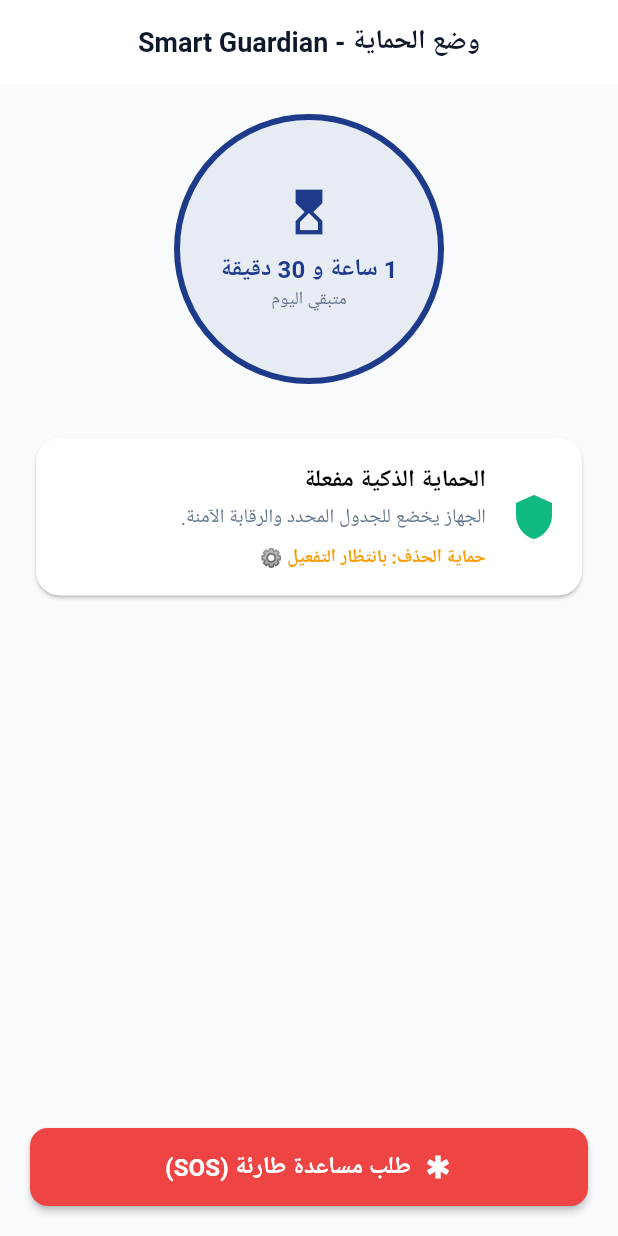
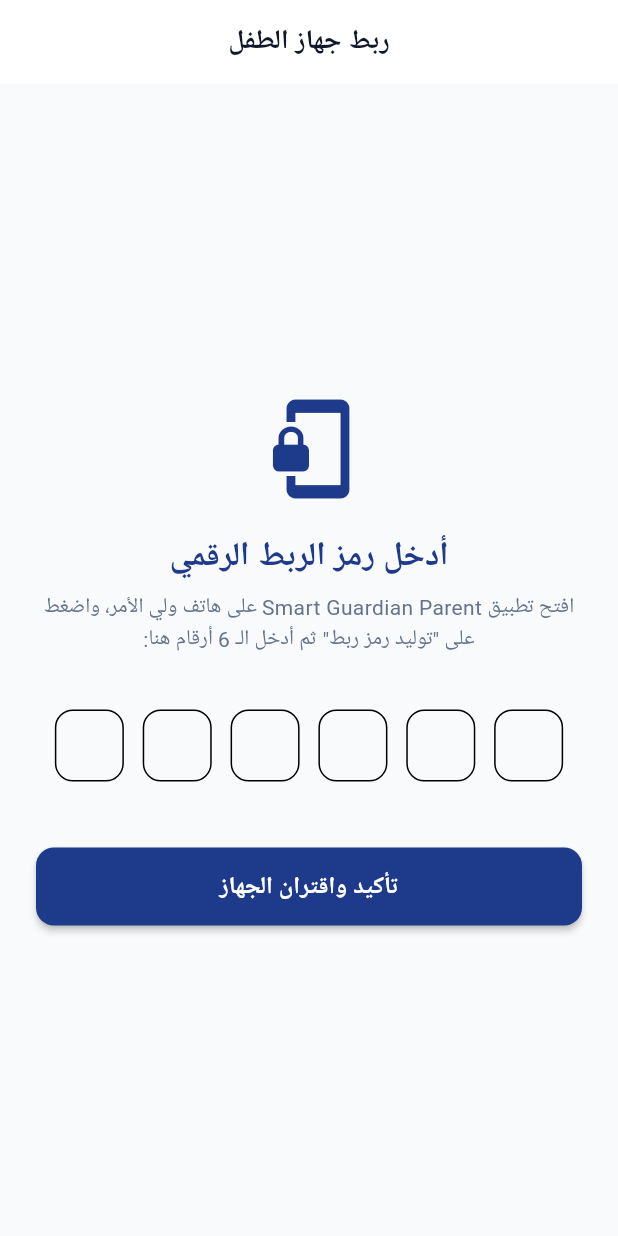
Before and after one commit to Speed3d/smart_guardian, a Flutter app: the screen it shows after launch, on a phone screen of 412 x 824 dp. Run offline on Flutter 3.47's test engine with Material 3 defaults, Android fonts, the phone set to English and light mode, and no system bars; our stand-ins replace cloud_firestore, equatable, firebase_auth, flutter_bloc, get_it; accounts and stored records are empty.

Commit message:
feat(phase-4): complete child device pairing screen, OTP input, and device registration

```diff
--- /dev/null
+++ b/apps/child_app/lib/features/pairing/presentation/cubit/pairing_input_state.dart
@@ -0,0 +1,37 @@
+import 'package:equatable/equatable.dart';
+import 'package:sg_domain/sg_domain.dart';
+
+// ============================================================================
+// 📌 حالات إدخال كود الربط (Pairing Input States)
+// ----------------------------------------------------------------------------
+// تمثل حالات إدخال الكود في هاتف الطفل (بانتظار الإدخال، جاري التحقق، نجاح، خطأ).
+// ============================================================================
+
+enum PairingInputStatus { initial, loading, success, failure }
+
+class PairingInputState extends Equatable {
+  final PairingInputStatus status;
+  final PairingCodeEntity? pairedData;
+  final String? errorMessage;
+
+  const PairingInputState({
+    this.status = PairingInputStatus.initial,
+    this.pairedData,
+    this.errorMessage,
+  });
+
+  PairingInputState copyWith({
+    PairingInputStatus? status,
+    PairingCodeEntity? pairedData,
+    String? errorMessage,
+  }) {
+    return PairingInputState(
+      status: status ?? this.status,
+      pairedData: pairedData ?? this.pairedData,
+      errorMessage: errorMessage ?? this.errorMessage,
+    );
+  }
+
+  @override
+  List<Object?> get props => [status, pairedData, errorMessage];
+}
--- /dev/null
+++ b/apps/child_app/lib/features/pairing/presentation/views/pairing_screen.dart
@@ -0,0 +1,193 @@
+import 'package:flutter/material.dart';
+import 'package:flutter/services.dart';
+import 'package:flutter_bloc/flutter_bloc.dart';
+import 'package:sg_core/sg_core.dart';
+import 'package:sg_ui/sg_ui.dart';
+import '../cubit/pairing_input_cubit.dart';
+import '../cubit/pairing_input_state.dart';
+
+// ============================================================================
+// 📌 شاشة إدخال رمز ربط هاتف الطفل (Child Device Pairing Screen)
+// ----------------------------------------------------------------------------
+// تتيح إدخال رمز الـ 6 أرقام المولد من هاتف الأب لربط الجهاز بالحساب.
+// ============================================================================
+
+class PairingScreen extends StatefulWidget {
+  final VoidCallback onPairingSuccess;
+
+  const PairingScreen({
+    super.key,
+    required this.onPairingSuccess,
+  });
+
+  @override
+  State<PairingScreen> createState() => _PairingScreenState();
+}
+
+class _PairingScreenState extends State<PairingScreen> {
+  final List<TextEditingController> _controllers =
+      List.generate(6, (_) => TextEditingController());
+  final List<FocusNode> _focusNodes = List.generate(6, (_) => FocusNode());
+
+  @override
+  void dispose() {
+    for (final c in _controllers) {
+      c.dispose();
+    }
+    for (final f in _focusNodes) {
+      f.dispose();
+    }
+    super.dispose();
+  }
+
+  String get _currentCode =>
+      _controllers.map((c) => c.text).join();
+
+  void _onDigitChanged(int index, String value) {
+    if (value.isNotEmpty) {
+      if (index < 5) {
+        _focusNodes[index + 1].requestFocus();
+      } else {
+        _focusNodes[index].unfocus();
+        _submitCode();
+      }
+    } else if (index > 0) {
+      _focusNodes[index - 1].requestFocus();
+    }
+  }
+
+  void _submitCode() {
+    final code = _currentCode;
+    if (code.length == AppConstants.pairingCodeLength) {
+      context.read<PairingInputCubit>().submitPairingCode(
+            code: code,
+            deviceId: 'child_device_${DateTime.now().millisecondsSinceEpoch}',
+            deviceModel: 'Android Phone',
+            osVersion: 'Android 14',
+          );
+    }
+  }
+
+  @override
+  Widget build(BuildContext context) {
+    return Scaffold(
+      appBar: AppBar(
+        title: const Text('ربط جهاز الطفل'),
+      ),
+      body: Directionality(
+        textDirection: TextDirection.rtl,
+        child: SafeArea(
+          child: Padding(
+            padding: const EdgeInsets.all(24.0),
+            child: BlocConsumer<PairingInputCubit, PairingInputState>(
+              listener: (context, state) {
+                if (state.status == PairingInputStatus.success) {
+                  ScaffoldMessenger.of(context).showSnackBar(
+                    const SnackBar(
+                      content: Text('تم اقتران الجهاز بنجاح! وضع الحماية نشط الآن.'),
+                      backgroundColor: AppColors.success,
+                    ),
+                  );
+                  widget.onPairingSuccess();
+                } else if (state.errorMessage != null) {
+                  ScaffoldMessenger.of(context).showSnackBar(
+                    SnackBar(
+                      content: Text(state.errorMessage!),
+                      backgroundColor: AppColors.danger,
+                    ),
+                  );
+                }
+              },
+              builder: (context, state) {
+                final isLoading = state.status == PairingInputStatus.loading;
+
+                return Column(
+                  mainAxisAlignment: MainAxisAlignment.center,
+                  crossAxisAlignment: CrossAxisAlignment.stretch,
+                  children: [
+                    const Icon(
+                      Icons.phonelink_lock,
+                      size: 72,
+                      color: AppColors.primary,
+                    ),
+                    const SizedBox(height: 20),
+                    const Text(
+                      'أدخل رمز الربط الرقمي',
+                      style: TextStyle(
+                        fontSize: 22,
+                        fontWeight: FontWeight.bold,
+                        color: AppColors.primary,
+                      ),
+                      textAlign: TextAlign.center,
+                    ),
+                    const SizedBox(height: 8),
+                    const Text(
+                      'افتح تطبيق Smart Guardian Parent على هاتف ولي الأمر، واضغط على "توليد رمز ربط" ثم أدخل الـ 6 أرقام هنا:',
+                      style: TextStyle(
+                        fontSize: 14,
+                        color: AppColors.lightTextSecondary,
+                      ),
+                      textAlign: TextAlign.center,
+                    ),
+                    const SizedBox(height: 36),
+
+                    // مربعات إدخال الـ 6 أرقام (OTP Style)
+                    Directionality(
+                      textDirection: TextDirection.ltr,
+                      child: Row(
+                        mainAxisAlignment: MainAxisAlignment.spaceEvenly,
+                        children: List.generate(6, (index) {
+                          return SizedBox(
+                            width: 46,
+                            height: 56,
+                            child: TextFormField(
+                              controller: _controllers[index],
+                              focusNode: _focusNodes[index],
+                              keyboardType: TextInputType.number,
+                              textAlign: TextAlign.center,
+                              style: const TextStyle(
+                                fontSize: 24,
+                                fontWeight: FontWeight.bold,
+                                color: AppColors.primary,
+                              ),
+                              inputFormatters: [
+                                LengthLimitingTextInputFormatter(1),
+                                FilteringTextInputFormatter.digitsOnly,
+                              ],
+                              decoration: InputDecoration(
+                                contentPadding: EdgeInsets.zero,
+                                border: OutlineInputBorder(
+                                  borderRadius: BorderRadius.circular(12),
+                                  borderSide: const BorderSide(
+                                      color: AppColors.primary, width: 1.5),
+                                ),
+                                focusedBorder: OutlineInputBorder(
+                                  borderRadius: BorderRadius.circular(12),
+                                  borderSide: const BorderSide(
+                                      color: AppColors.primary, width: 2.5),
+                                ),
+                              ),
+                              onChanged: (val) => _onDigitChanged(index, val),
+                            ),
+                          );
+                        }),
+                      ),
+                    ),
+                    const SizedBox(height: 36),
+
+                    // زر تأكيد الربط
+                    SgButton(
+                      label: 'تأكيد واقتران الجهاز',
+                      isLoading: isLoading,
+                      onPressed: _submitCode,
+                    ),
+                  ],
+                );
+              },
+            ),
+          ),
+        ),
+      ),
+    );
+  }
+}
--- a/apps/child_app/lib/main.dart
+++ b/apps/child_app/lib/main.dart
@@ -4,13 +4,15 @@ import 'package:sg_core/sg_core.dart';
 import 'package:sg_ui/sg_ui.dart';
 
 import 'core/di/service_locator.dart';
+import 'features/pairing/presentation/cubit/pairing_input_cubit.dart';
+import 'features/pairing/presentation/views/pairing_screen.dart';
 import 'features/status/presentation/cubit/child_status_cubit.dart';
 import 'features/status/presentation/cubit/child_status_state.dart';
 
 // ============================================================================
 // 📌 نقطة انطلاق تطبيق الطفل (Smart Guardian Child)
 // ----------------------------------------------------------------------------
-// يدمج BLoC/Cubit مع قنوات الاتصال الأصلية (Platform Channels) لإدارة الحظر.
+// يدمج شاشة الاقتران المبدئي وحالة الحماية مع قنوات الاتصال الأصلية (Platform Channels).
 // ============================================================================
 
 void main() async {
@@ -19,21 +21,54 @@ void main() async {
   runApp(const SmartGuardianChildApp());
 }
 
-class SmartGuardianChildApp extends StatelessWidget {
-  const SmartGuardianChildApp({super.key});
+class SmartGuardianChildApp extends StatefulWidget {
+  final bool initialIsPaired;
+
+  const SmartGuardianChildApp({
+    super.key,
+    this.initialIsPaired = false,
+  });
+
+  @override
+  State<SmartGuardianChildApp> createState() => _SmartGuardianChildAppState();
+}
+
+class _SmartGuardianChildAppState extends State<SmartGuardianChildApp> {
+  late bool _isPaired;
+
+  @override
+  void initState() {
+    super.initState();
+    _isPaired = widget.initialIsPaired;
+  }
+
+  void _onPairingCompleted() {
+    setState(() {
+      _isPaired = true;
+    });
+  }
 
   @override
   Widget build(BuildContext context) {
-    return BlocProvider<ChildStatusCubit>(
-      create: (_) => sl<ChildStatusCubit>()
-        ..listenToParentCommands('demo_child_1', 'demo_device_1'),
+    return MultiBlocProvider(
+      providers: [
+        BlocProvider<ChildStatusCubit>(
+          create: (_) => sl<ChildStatusCubit>()
+            ..listenToParentCommands('demo_child_1', 'demo_device_1'),
+        ),
+        BlocProvider<PairingInputCubit>(
+          create: (_) => sl<PairingInputCubit>(),
+        ),
+      ],
       child: MaterialApp(
         title: '${AppConstants.appName} - حماية الطفل',
         debugShowCheckedModeBanner: false,
         theme: AppTheme.lightTheme,
         darkTheme: AppTheme.darkTheme,
         themeMode: ThemeMode.system,
-        home: const ChildStatusScreen(),
+        home: _isPaired
+            ? const ChildStatusScreen()
+            : PairingScreen(onPairingSuccess: _onPairingCompleted),
       ),
     );
   }
--- a/packages/sg_data/lib/sg_data.dart
+++ b/packages/sg_data/lib/sg_data.dart
@@ -8,6 +8,7 @@ library;
 // نماذج البيانات (Models)
 export 'models/child_model.dart';
 export 'models/command_model.dart';
+export 'models/device_model.dart';
 export 'models/pairing_code_model.dart';
 export 'models/user_model.dart';
 
--- a/packages/sg_domain/lib/repositories/pairing_repository.dart
+++ b/packages/sg_domain/lib/repositories/pairing_repository.dart
@@ -1,9 +1,10 @@
+import '../entities/device_entity.dart';
 import '../entities/pairing_code_entity.dart';
 
 // ============================================================================
 // 📌 واجهة مستودع أكواد الربط (Pairing Repository Interface)
 // ----------------------------------------------------------------------------
-// عقد تجريدي لتوليد أكواد الربط والتحقق من صحتها من جهاز الطفل.
+// عقد تجريدي لتوليد أكواد الربط والتحقق من صحتها وتسجيل جهاز الطفل في النظام.
 // ============================================================================
 
 abstract class PairingRepository {
@@ -18,4 +19,7 @@ abstract class PairingRepository {
 
   /// وسم الكود كمستخدم بعد نجاح الربط
   Future<void> markCodeAsUsed(String codeId, String deviceId);
+
+  /// تسجيل جهاز الطفل في Firestore بعد نجاح الاقتران
+  Future<void> registerDevice(DeviceEntity device);
 }
--- a/packages/sg_domain/lib/sg_domain.dart
+++ b/packages/sg_domain/lib/sg_domain.dart
@@ -8,6 +8,7 @@ library;
 // الكيانات (Entities)
 export 'entities/child_entity.dart';
 export 'entities/command_entity.dart';
+export 'entities/device_entity.dart';
 export 'entities/location_entity.dart';
 export 'entities/pairing_code_entity.dart';
 export 'entities/user_entity.dart';
@@ -24,3 +25,4 @@ export 'usecases/generate_pairing_code_usecase.dart';
 export 'usecases/get_children_usecase.dart';
 export 'usecases/lock_device_usecase.dart';
 export 'usecases/sign_in_usecase.dart';
+export 'usecases/verify_pairing_code_usecase.dart';
```
Also changed, not shown: apps/child_app/lib/core/di/service_locator.dart (+21 -2 lines), apps/child_app/lib/features/pairing/presentation/cubit/pairing_input_cubit.dart (added, +65 -0 lines), packages/sg_data/lib/datasources/remote/firestore_pairing_datasource.dart (+14 -1 lines), packages/sg_data/lib/models/device_model.dart (added, +47 -0 lines), packages/sg_data/lib/repositories/pairing_repository_impl.dart (+17 -1 lines), packages/sg_domain/lib/entities/device_entity.dart (added, +56 -0 lines), packages/sg_domain/lib/usecases/verify_pairing_code_usecase.dart (added, +64 -0 lines), 5 other files.
